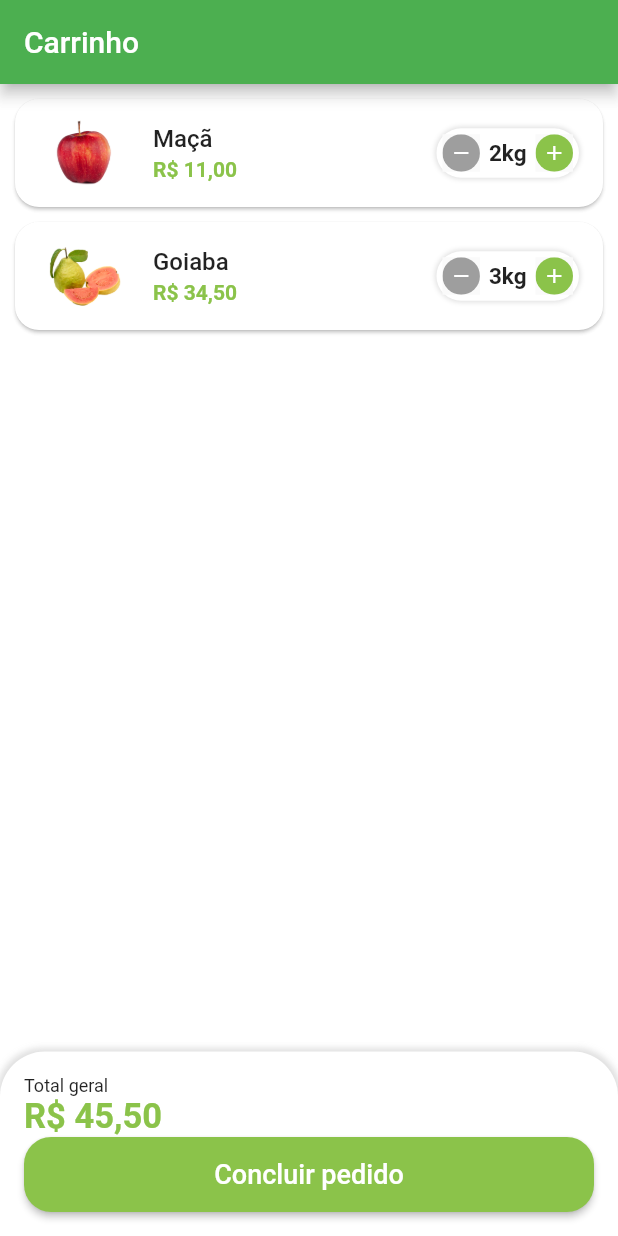
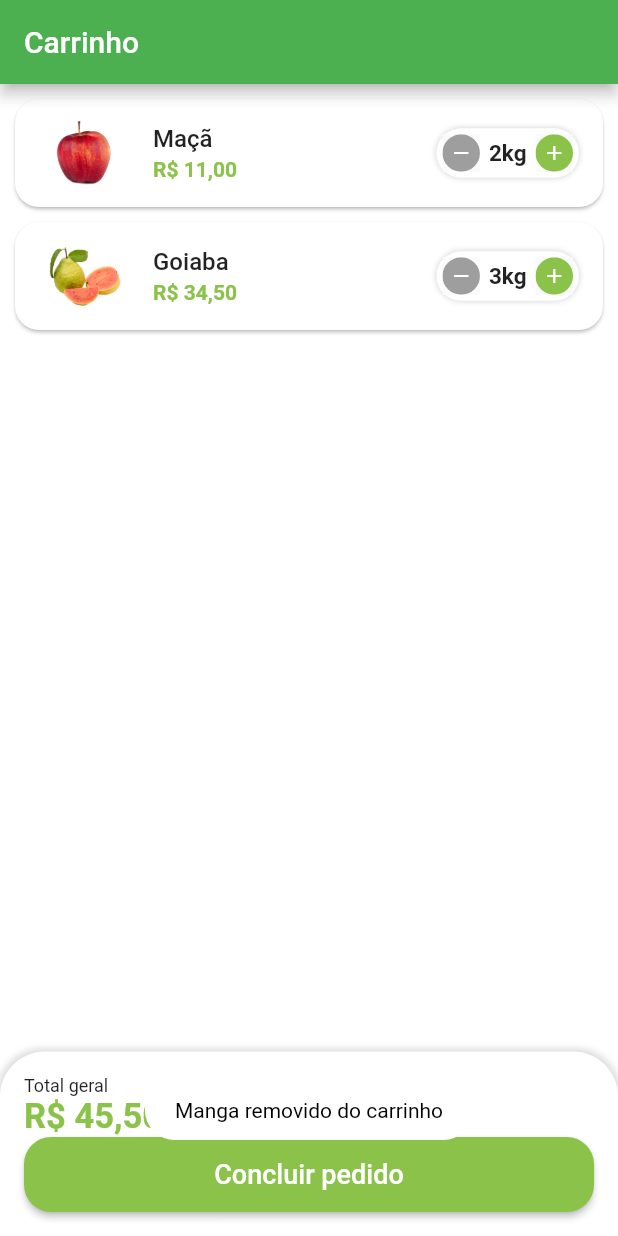
Before and after one commit to rhuanburle/greenGrocer_Flutter, a Flutter app: the CartTab screen opened directly, after a tap on the "delete forever" icon, on a phone screen of 412 x 824 dp. Run offline on Flutter 3.47's test engine with Material 2 defaults, Android fonts, the phone set to English and light mode, and no system bars; our stand-ins replace animated_text_kit, badges, fluttertoast, mask_text_input_formatter, qr_flutter.

```diff
--- a/lib/src/pages/cart/cart_tab.dart
+++ b/lib/src/pages/cart/cart_tab.dart
@@ -20,6 +20,8 @@ class _CartTabState extends State<CartTab> {
   void removeItemFromCart(CartItemModel cartItem) {
     setState(() {
       appData.cartItems.remove(cartItem);
+
+      ultilsServices.showToast(message: '${cartItem.item.itemName} removido do carrinho');
     });
   }
 
@@ -100,6 +102,8 @@ class _CartTabState extends State<CartTab> {
                           );
                         },
                       );
+                    } else {
+                      ultilsServices.showToast(message: 'Pedido não confirmado');
                     }
                   },
                   child: const Text(
--- a/lib/src/services/utils_services.dart
+++ b/lib/src/services/utils_services.dart
@@ -1,3 +1,5 @@
+import 'package:flutter/material.dart';
+import 'package:fluttertoast/fluttertoast.dart';
 import 'package:intl/intl.dart';
 import 'package:intl/date_symbol_data_local.dart';
 
@@ -14,4 +16,16 @@ class UltilsServices {
     DateFormat dateFormat = DateFormat.yMd('pt_BR').add_Hm();
     return dateFormat.format(dateTime);
   }
+
+  void showToast({required String message, bool isError = false,}) {
+    Fluttertoast.showToast(
+        msg: message,
+        toastLength: Toast.LENGTH_LONG,
+        gravity: ToastGravity.BOTTOM,
+        timeInSecForIosWeb: 3,
+        backgroundColor: isError ? Colors.red : Colors.white,
+        textColor: isError ? Colors.white : Colors.black,
+        fontSize: 14.0
+    );
+  }
 }
--- a/pubspec.yaml
+++ b/pubspec.yaml
@@ -39,6 +39,8 @@ dependencies:
   badges: ^2.0.3
   intl: ^0.17.0
   qr_flutter: ^4.0.0
+  add_to_cart_animation: ^1.0.1
+  fluttertoast: ^8.0.9
 
 
 dev_dependencies:
```
Also changed, not shown: lib/src/pages/base/base_screen.dart (+6 -1 lines), lib/src/pages/home/home_tab.dart (+5 -4 lines), pubspec.lock.
